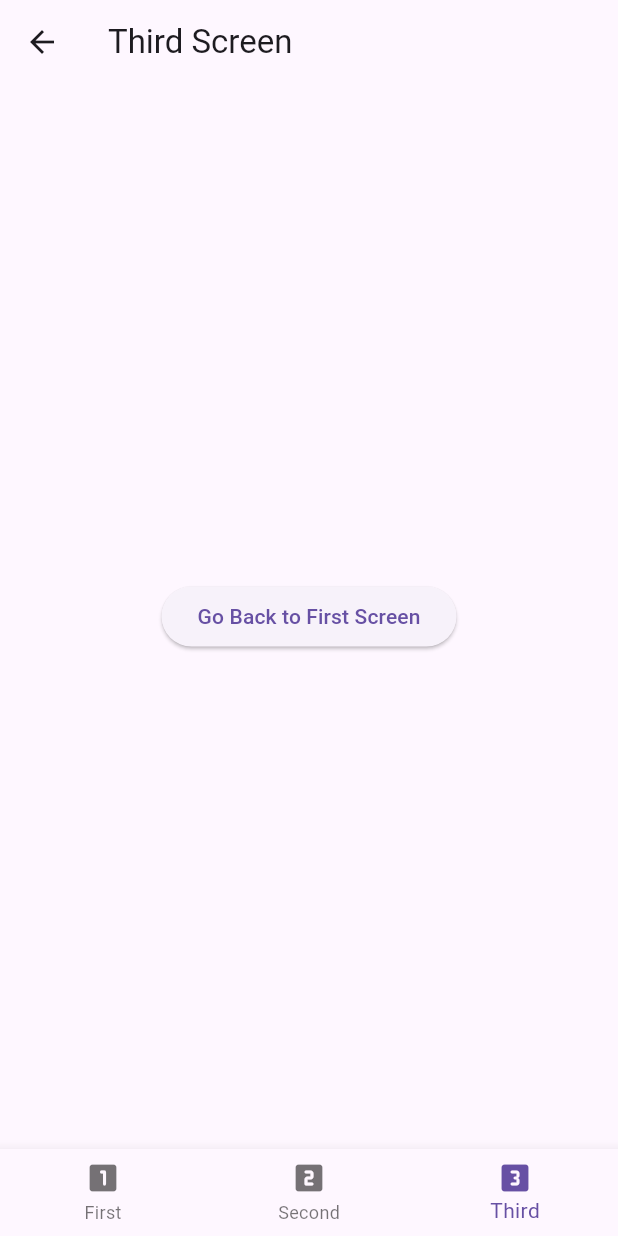
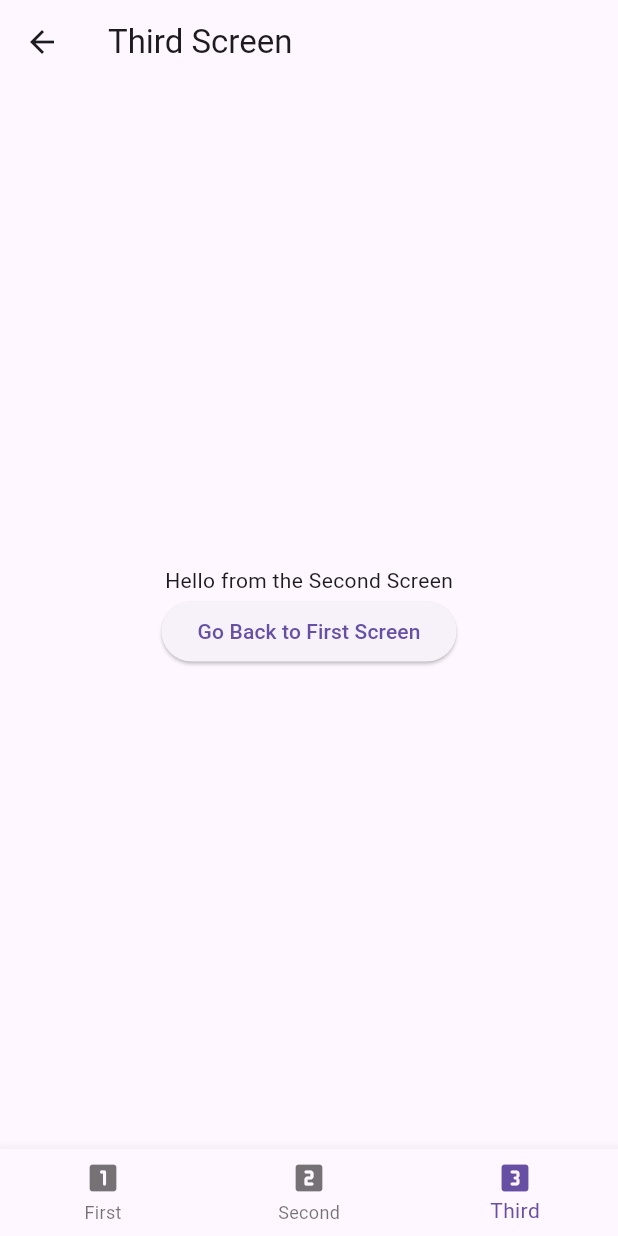
Before and after one commit to denywa/assignments_navigation, a Flutter app: the screen it shows after launch, item 2 of the bottom bar chosen, after a tap on "Go to Third Screen", on a phone screen of 412 x 824 dp. Run offline on Flutter 3.47's test engine with Material 3 defaults, Android fonts, the light colour scheme and no system bars.

Commit message:
arguments passing

```diff
--- a/lib/first_screen.dart
+++ b/lib/first_screen.dart
@@ -3,14 +3,28 @@ import 'package:flutter/material.dart';
 class FirstScreen extends StatelessWidget {
   @override
   Widget build(BuildContext context) {
+    final String message =
+        ModalRoute.of(context)!.settings.arguments as String? ??
+            'Welcome to the First Screen';
+
     return Scaffold(
       appBar: AppBar(title: Text('First Screen')),
       body: Center(
-        child: ElevatedButton(
-          onPressed: () {
-            Navigator.pushNamed(context, '/second');
-          },
-          child: Text('Go to Second Screen'),
+        child: Column(
+          mainAxisAlignment: MainAxisAlignment.center,
+          children: [
+            Text(message),
+            ElevatedButton(
+              onPressed: () {
+                Navigator.pushNamed(
+                  context,
+                  '/second',
+                  arguments: 'Hello from the First Screen',
+                );
+              },
+              child: Text('Go to Second Screen'),
+            ),
+          ],
         ),
       ),
       bottomNavigationBar: BottomNavigationBar(
@@ -24,6 +38,7 @@ class FirstScreen extends StatelessWidget {
                 context,
                 '/second',
                 (route) => false,
+                arguments: 'Hello from the First Screen',
               );
               break;
             case 2:
@@ -31,6 +46,7 @@ class FirstScreen extends StatelessWidget {
                 context,
                 '/third',
                 (route) => false,
+                arguments: 'Hello from the First Screen',
               );
               break;
           }
--- a/lib/second_screen.dart
+++ b/lib/second_screen.dart
@@ -3,15 +3,25 @@ import 'package:flutter/material.dart';
 class SecondScreen extends StatelessWidget {
   @override
   Widget build(BuildContext context) {
+    final String message = ModalRoute.of(context)!.settings.arguments as String;
     return Scaffold(
       appBar: AppBar(title: Text('Second Screen')),
       body: Center(
-        child: ElevatedButton(
-          onPressed: () {
-            // Navigate to the third screen using named route
-            Navigator.pushNamed(context, '/third');
-          },
-          child: Text('Go to Third Screen'),
+        child: Column(
+          mainAxisAlignment: MainAxisAlignment.center,
+          children: [
+            Text(message),
+            ElevatedButton(
+              onPressed: () {
+                Navigator.pushNamed(
+                  context,
+                  '/third',
+                  arguments: 'Hello from the Second Screen',
+                );
+              },
+              child: Text('Go to Third Screen'),
+            ),
+          ],
         ),
       ),
       bottomNavigationBar: BottomNavigationBar(
@@ -23,6 +33,7 @@ class SecondScreen extends StatelessWidget {
                 context,
                 '/first',
                 (route) => false,
+                arguments: 'Hello from the Second Screen',
               );
               break;
             case 1:
@@ -32,6 +43,7 @@ class SecondScreen extends StatelessWidget {
                 context,
                 '/third',
                 (route) => false,
+                arguments: 'Hello from the Second Screen',
               );
               break;
           }
--- a/lib/third_screen.dart
+++ b/lib/third_screen.dart
@@ -3,18 +3,26 @@ import 'package:flutter/material.dart';
 class ThirdScreen extends StatelessWidget {
   @override
   Widget build(BuildContext context) {
+    final String message = ModalRoute.of(context)!.settings.arguments as String;
     return Scaffold(
       appBar: AppBar(title: Text('Third Screen')),
       body: Center(
-        child: ElevatedButton(
+        child: Column(
+          mainAxisAlignment: MainAxisAlignment.center,
+          children: [
+            Text(message),
+            ElevatedButton(
               onPressed: () {
                 Navigator.pushNamedAndRemoveUntil(
                   context,
                   '/first',
-              (route) => false, // Remove all previous routes
+                  (route) => false,
+                  arguments: 'Hello from the Third Screen',
                 );
               },
               child: Text('Go Back to First Screen'),
+            ),
+          ],
         ),
       ),
       bottomNavigationBar: BottomNavigationBar(
@@ -26,6 +34,7 @@ class ThirdScreen extends StatelessWidget {
                 context,
                 '/first',
                 (route) => false,
+                arguments: 'Hello from the Third Screen',
               );
               break;
             case 1:
@@ -33,6 +42,7 @@ class ThirdScreen extends StatelessWidget {
                 context,
                 '/second',
                 (route) => false,
+                arguments: 'Hello from the Third Screen',
               );
               break;
             case 2:
```
Lines whose indentation alone changed are shown as unchanged.
